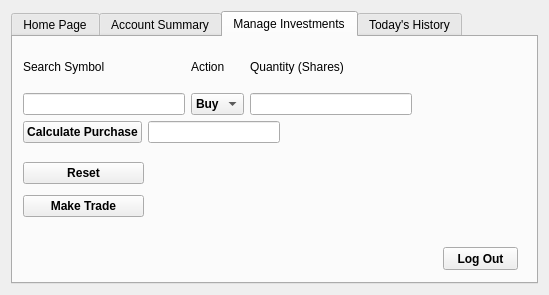
The window that loginpage.ui (ckhajavi/VDMS_FOR_REAL_THO) describes before a commit, drawn with Qt 5.
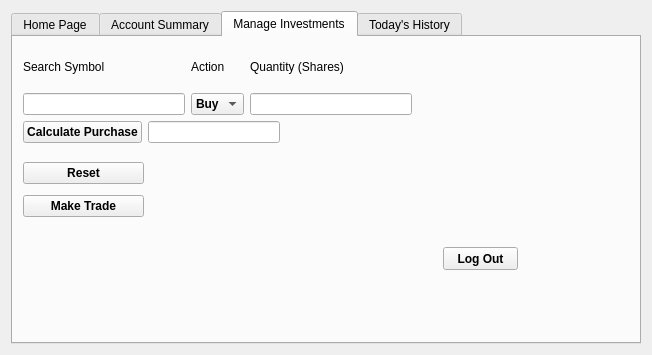
The same window after the commit.

What changed in the file:
```diff
--- a/loginpage.ui
+++ b/loginpage.ui
@@ -6,8 +6,8 @@
    <rect>
     <x>0</x>
     <y>0</y>
-    <width>549</width>
-    <height>295</height>
+    <width>652</width>
+    <height>355</height>
    </rect>
   </property>
   <property name="windowTitle">
```
